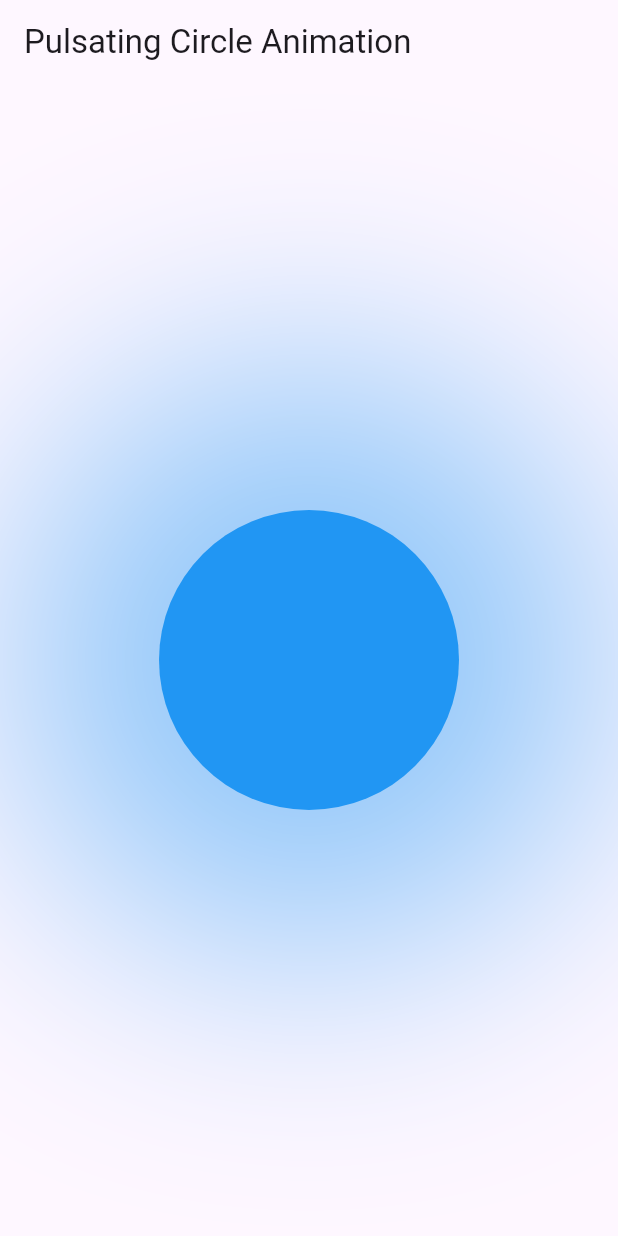
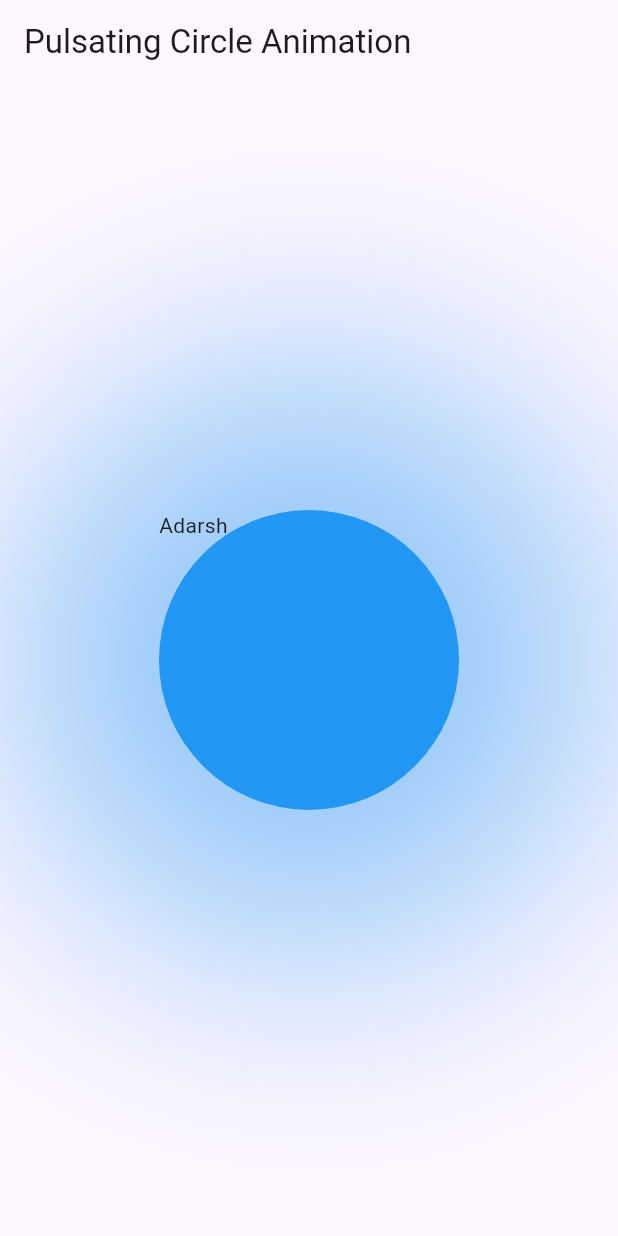
Before and after one commit to aadhitechie/flutter-animations, a Flutter app: the screen it shows after launch, on a phone screen of 412 x 824 dp. Run offline on Flutter 3.47's test engine with Material 3 defaults, Android fonts, the phone set to English and light mode, and no system bars.

Commit message:
circle animation change

```diff
--- a/lib/implicit_examples/animated_tween_animation_builder_example.dart
+++ b/lib/implicit_examples/animated_tween_animation_builder_example.dart
@@ -14,7 +14,7 @@ class PulsatingCircleAnimation extends StatelessWidget {
         child: TweenAnimationBuilder(
           tween: Tween<double>(begin: 0,end: 200),
           duration: const Duration(milliseconds: 500),
-          builder: (context, value, child) {
+          builder: (context, value, widget) {
             return Container(
               width: value,
           height: value,
@@ -29,9 +29,11 @@ class PulsatingCircleAnimation extends StatelessWidget {
               ),
             ],
           ),
+          child:widget,
             );
+
           },
-
+         child: Text('Adarsh'),
         ),
       ),
     );
```
